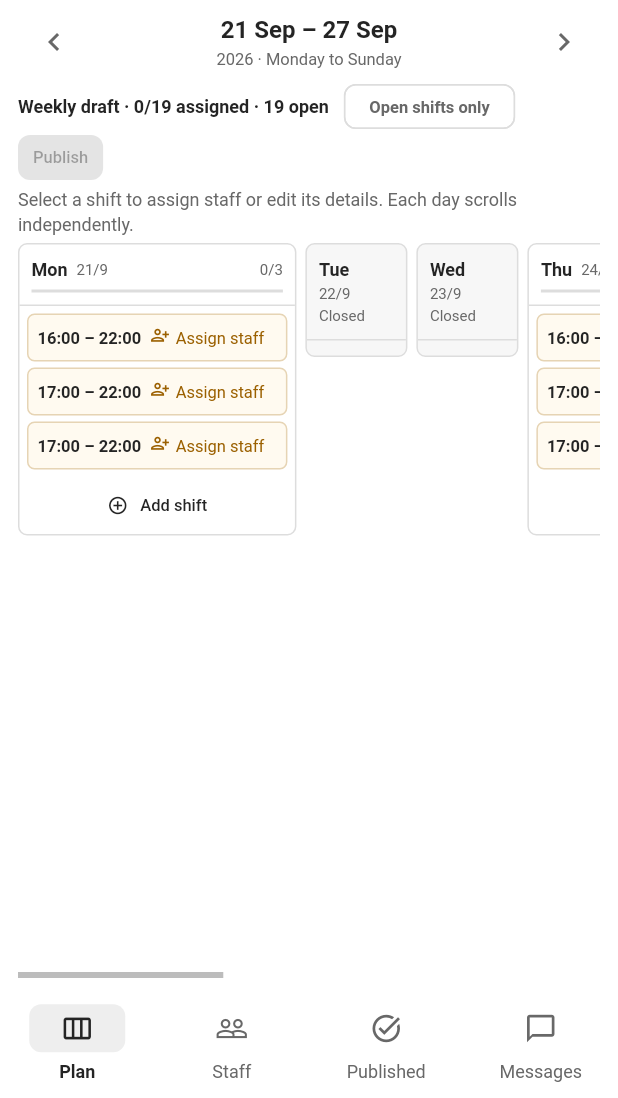
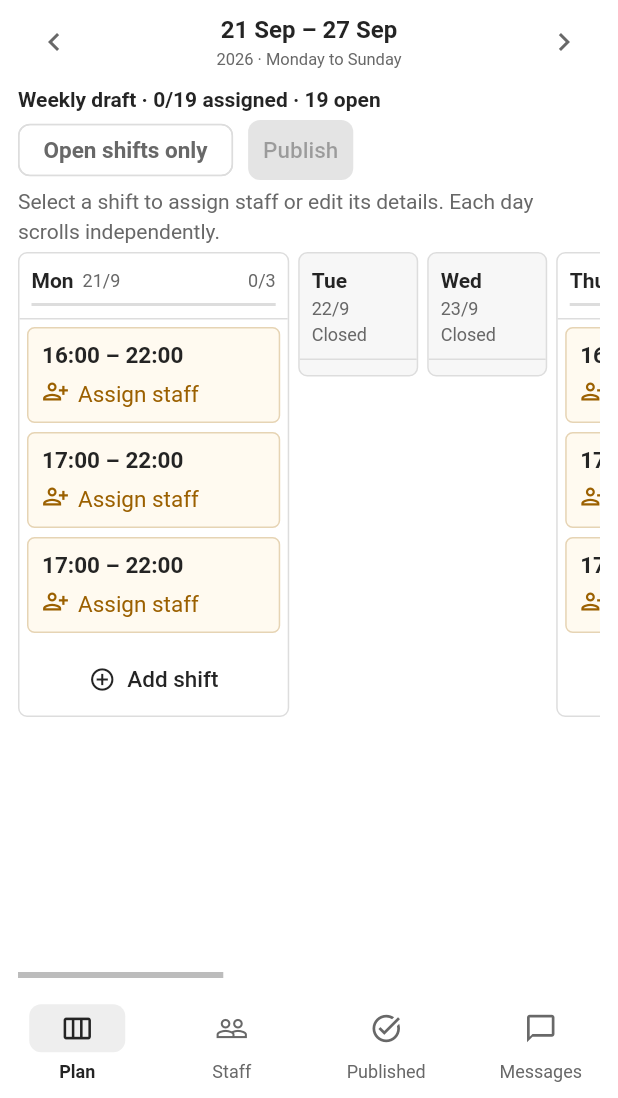
Before and after one commit to anastanjohnson/karikaala-staff-planner-web, a Flutter app: the SlotHome screen opened directly with empty values, after a tap on "Week view", on a phone screen of 412 x 824 dp, the part 138-1236 px from its top. Run offline on Flutter 3.47's test engine with Material 3 defaults, Android fonts, the phone set to English and light mode, and no system bars; our stand-ins replace cloud_firestore, firebase_auth, firebase_core, shared_preferences; accounts and stored records are empty.

Commit message:
Use comfortable weekly planner cards with 15px shift text

```diff
--- a/flutter/lib/weekly_board.dart
+++ b/flutter/lib/weekly_board.dart
@@ -37,33 +37,33 @@ class _WeeklyBoardState extends State<WeeklyBoard> {
       child: Column(crossAxisAlignment: CrossAxisAlignment.start, children: [
         Wrap(spacing: 10, runSpacing: 4, crossAxisAlignment: WrapCrossAlignment.center, children: [
           Text('${locked ? 'Published' : 'Weekly draft'} · $assigned/${slots.length} assigned · ${slots.length - assigned} open',
-            style: const TextStyle(fontWeight: FontWeight.w600, fontSize: 12)),
-          FilterChip(visualDensity: VisualDensity.compact, materialTapTargetSize: MaterialTapTargetSize.shrinkWrap, labelStyle: const TextStyle(fontSize: 11), label: const Text('Open shifts only'), selected: _openOnly,
+            style: const TextStyle(fontWeight: FontWeight.w600, fontSize: 14)),
+          FilterChip(visualDensity: VisualDensity.compact, materialTapTargetSize: MaterialTapTargetSize.shrinkWrap, labelStyle: const TextStyle(fontSize: 15), label: const Text('Open shifts only'), selected: _openOnly,
             onSelected: (value) => setState(() => _openOnly = value)),
-          if (locked) OutlinedButton(style: _compactButton, onPressed: widget.onRevise, child: const Text('Create draft'))
-          else Tooltip(message: problem ?? 'Publish this week to staff', child: FilledButton(style: _compactButton,
+          if (locked) OutlinedButton(style: _boardButton, onPressed: widget.onRevise, child: const Text('Create draft'))
+          else Tooltip(message: problem ?? 'Publish this week to staff', child: FilledButton(style: _boardButton,
             onPressed: slots.isNotEmpty && problem == null ? widget.onPublish : null,
             child: Text(plan.published.containsKey(dateKey(widget.week)) ? 'Republish' : 'Publish'))),
-          if (!locked && slots.isEmpty) TextButton(style: _compactButton, onPressed: widget.onTemplate, child: const Text('Use standard template')),
+          if (!locked && slots.isEmpty) TextButton(style: _boardButton, onPressed: widget.onTemplate, child: const Text('Use standard template')),
         ]),
         if (widget.error != null) Padding(padding: const EdgeInsets.symmetric(vertical: 8),
           child: Text(widget.error!, style: const TextStyle(color: Colors.red))),
         const Padding(padding: EdgeInsets.symmetric(vertical: 4), child: Text(
           'Select a shift to assign staff or edit its details. Each day scrolls independently.',
-          style: TextStyle(color: rosterMuted, fontSize: 12))),
+          style: TextStyle(color: rosterMuted, fontSize: 14))),
         Expanded(child: LayoutBuilder(builder: (context, constraints) {
           final width = math.max(1100.0, constraints.maxWidth);
           final days = List.generate(7, (i) => addDays(widget.week, i));
           // A closed day with existing slots must still expose those shifts.
           final compact = days.where((d) => restaurantClosed(d) && !slots.any((s) => dateKey(s.date) == dateKey(d))).length;
-          final dayWidth = (width - 6 * 6 - compact * 68) / (7 - compact);
+          final dayWidth = (width - 6 * 6 - compact * 80) / (7 - compact);
           return Scrollbar(controller: _scroll, thumbVisibility: width > constraints.maxWidth,
             child: SingleChildScrollView(controller: _scroll, scrollDirection: Axis.horizontal,
               child: SizedBox(width: width, height: constraints.maxHeight - 12,
                 child: Row(crossAxisAlignment: CrossAxisAlignment.start, children: [
                   for (var i = 0; i < 7; i++) ...[
                     if (i > 0) const SizedBox(width: 6),
-                    SizedBox(width: restaurantClosed(days[i]) && !slots.any((s) => dateKey(s.date) == dateKey(days[i])) ? 68 : dayWidth,
+                    SizedBox(width: restaurantClosed(days[i]) && !slots.any((s) => dateKey(s.date) == dateKey(days[i])) ? 80 : dayWidth,
                       child: _day(days[i], slots, locked)),
                   ],
                 ]))));
@@ -84,16 +84,16 @@ class _WeeklyBoardState extends State<WeeklyBoard> {
       child: Column(mainAxisSize: MainAxisSize.min, crossAxisAlignment: CrossAxisAlignment.stretch, children: [
         Padding(padding: const EdgeInsets.all(8), child: Column(crossAxisAlignment: CrossAxisAlignment.start, children: [
           if (closed && entries.isEmpty) ...[
-            Text(dayNames[date.weekday - 1].substring(0, 3), style: const TextStyle(fontWeight: FontWeight.w600, fontSize: 12)),
-            Text('${date.day}/${date.month}', style: const TextStyle(color: rosterMuted, fontSize: 10)),
-            const Text('Closed', style: TextStyle(color: rosterMuted, fontSize: 10)),
+            Text(dayNames[date.weekday - 1].substring(0, 3), style: const TextStyle(fontWeight: FontWeight.w600, fontSize: 14)),
+            Text('${date.day}/${date.month}', style: const TextStyle(color: rosterMuted, fontSize: 12)),
+            const Text('Closed', style: TextStyle(color: rosterMuted, fontSize: 12)),
           ] else ...[
             Row(children: [
-              Text(dayNames[date.weekday - 1].substring(0, 3), style: const TextStyle(fontWeight: FontWeight.w700, fontSize: 12)),
+              Text(dayNames[date.weekday - 1].substring(0, 3), style: const TextStyle(fontWeight: FontWeight.w700, fontSize: 14)),
               const SizedBox(width: 6),
-              Text('${date.day}/${date.month}', style: const TextStyle(color: rosterMuted, fontSize: 10)),
+              Text('${date.day}/${date.month}', style: const TextStyle(color: rosterMuted, fontSize: 12)),
               const Spacer(),
-              Text('$assigned/${entries.length}', style: const TextStyle(color: rosterMuted, fontSize: 10)),
+              Text('$assigned/${entries.length}', style: const TextStyle(color: rosterMuted, fontSize: 12)),
             ]),
             const SizedBox(height: 5),
             LinearProgressIndicator(minHeight: 2, value: entries.isEmpty ? 0 : assigned / entries.length, color: const Color(0xFF24573D)),
@@ -103,12 +103,12 @@ class _WeeklyBoardState extends State<WeeklyBoard> {
         Flexible(fit: FlexFit.loose, child: ListView(shrinkWrap: true, padding: const EdgeInsets.all(5), children: [
           for (final slot in visible) _card(slot, locked),
           if (visible.isEmpty && !closed) Padding(padding: const EdgeInsets.all(12), child: Text(
-            _openOnly ? 'No open shifts' : 'No shifts yet', style: const TextStyle(color: rosterMuted, fontSize: 12))),
+            _openOnly ? 'No open shifts' : 'No shifts yet', style: const TextStyle(color: rosterMuted, fontSize: 14))),
         ])),
         if (!locked && !closed) Padding(padding: const EdgeInsets.fromLTRB(5, 0, 5, 4), child: TextButton.icon(
-          style: _compactButton,
+          style: _boardButton,
           key: ValueKey('board-add-${dateKey(date)}'), onPressed: () => widget.onAdd(date),
-          icon: const Icon(Icons.add_circle_outline, size: 14), label: const Text('Add shift'))),
+          icon: const Icon(Icons.add_circle_outline, size: 18), label: const Text('Add shift'))),
       ]));
   }
 
@@ -118,25 +118,25 @@ class _WeeklyBoardState extends State<WeeklyBoard> {
       (locked ? plan.published[dateKey(widget.week)]?.names[slot.staffId] : null) ?? plan.person(slot.staffId!).name;
     final problem = !locked && slot.staffId != null ? plan.assignmentProblem(slot, slot.staffId!) : null;
     final color = problem != null ? const Color(0xFFA33B32) : name == null ? const Color(0xFF9B6000) : const Color(0xFF24573D);
-    return Padding(padding: const EdgeInsets.only(bottom: 4), child: Material(
+    return Padding(padding: const EdgeInsets.only(bottom: 6), child: Material(
       color: problem != null ? const Color(0xFFFFF0EF) : name == null ? const Color(0xFFFFFAF0) : const Color(0xFFEDF4EF),
       shape: RoundedRectangleBorder(borderRadius: BorderRadius.circular(5), side: BorderSide(color: color.withValues(alpha: .25))),
       child: InkWell(key: ValueKey('board-slot-${slot.id}'), onTap: locked ? null : () => widget.onPick(slot),
-        borderRadius: BorderRadius.circular(5), child: Padding(padding: const EdgeInsets.symmetric(horizontal: 7, vertical: 8),
+        borderRadius: BorderRadius.circular(5), child: Padding(padding: const EdgeInsets.symmetric(horizontal: 10, vertical: 8),
           child: Column(crossAxisAlignment: CrossAxisAlignment.start, children: [
+            Text(slot.timeLabel, style: const TextStyle(fontWeight: FontWeight.w600, fontSize: 15)),
+            const SizedBox(height: 4),
             Row(crossAxisAlignment: CrossAxisAlignment.start, children: [
-              Flexible(flex: 6, child: Text(slot.timeLabel, style: const TextStyle(fontWeight: FontWeight.w600, fontSize: 11))),
+              Icon(name == null ? Icons.person_add_alt : Icons.check_circle_outline, size: 18, color: color),
               const SizedBox(width: 6),
-              Icon(name == null ? Icons.person_add_alt : Icons.check_circle_outline, size: 13, color: color),
-              const SizedBox(width: 4),
-              Expanded(flex: 5, child: Text(name ?? (locked ? 'Open' : 'Assign staff'), style: TextStyle(color: color, fontSize: 11))),
+              Expanded(child: Text(name ?? (locked ? 'Open' : 'Assign staff'), style: TextStyle(color: color, fontSize: 15))),
             ]),
-            if (slot.role.isNotEmpty) Padding(padding: const EdgeInsets.only(top: 3), child: Text(slot.role, style: const TextStyle(color: rosterMuted, fontSize: 10))),
-            if (problem != null) Padding(padding: const EdgeInsets.only(top: 4), child: Text(problem, style: TextStyle(color: color, fontSize: 10))),
+            if (slot.role.isNotEmpty) Padding(padding: const EdgeInsets.only(top: 3), child: Text(slot.role, style: const TextStyle(color: rosterMuted, fontSize: 12))),
+            if (problem != null) Padding(padding: const EdgeInsets.only(top: 4), child: Text(problem, style: TextStyle(color: color, fontSize: 12))),
           ])))));
   }
-  ButtonStyle get _compactButton => TextButton.styleFrom(
-    minimumSize: const Size(32, 30), padding: const EdgeInsets.symmetric(horizontal: 10, vertical: 5),
+  ButtonStyle get _boardButton => TextButton.styleFrom(
+    minimumSize: const Size(40, 40), padding: const EdgeInsets.symmetric(horizontal: 10, vertical: 5),
     tapTargetSize: MaterialTapTargetSize.shrinkWrap,
-    textStyle: const TextStyle(fontSize: 11, fontWeight: FontWeight.w500));
+    textStyle: const TextStyle(fontSize: 15, fontWeight: FontWeight.w500));
 }
```
